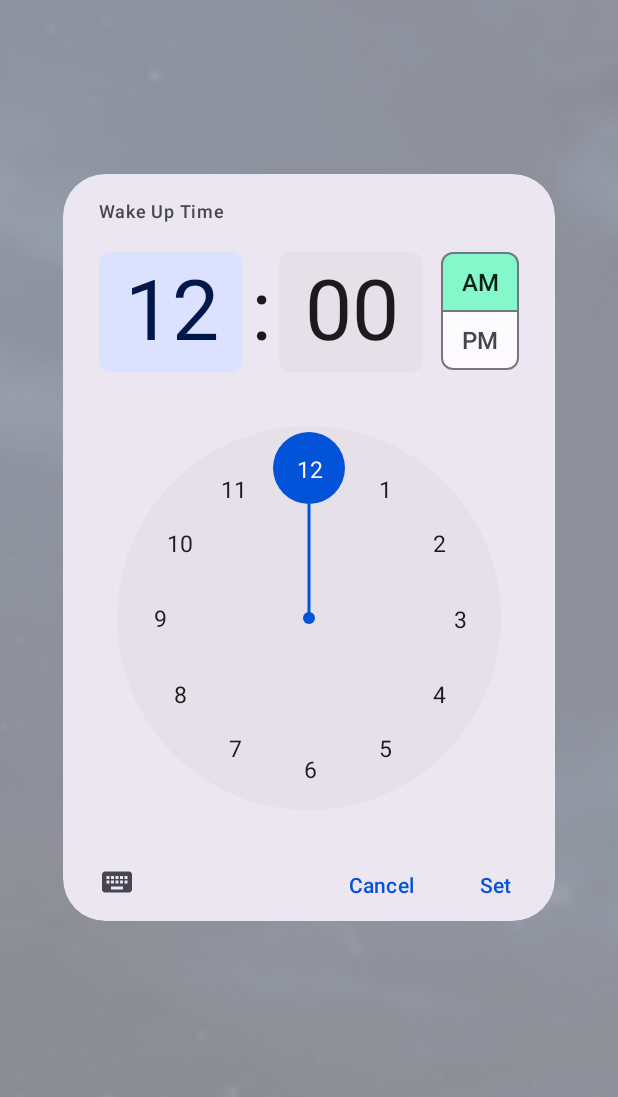
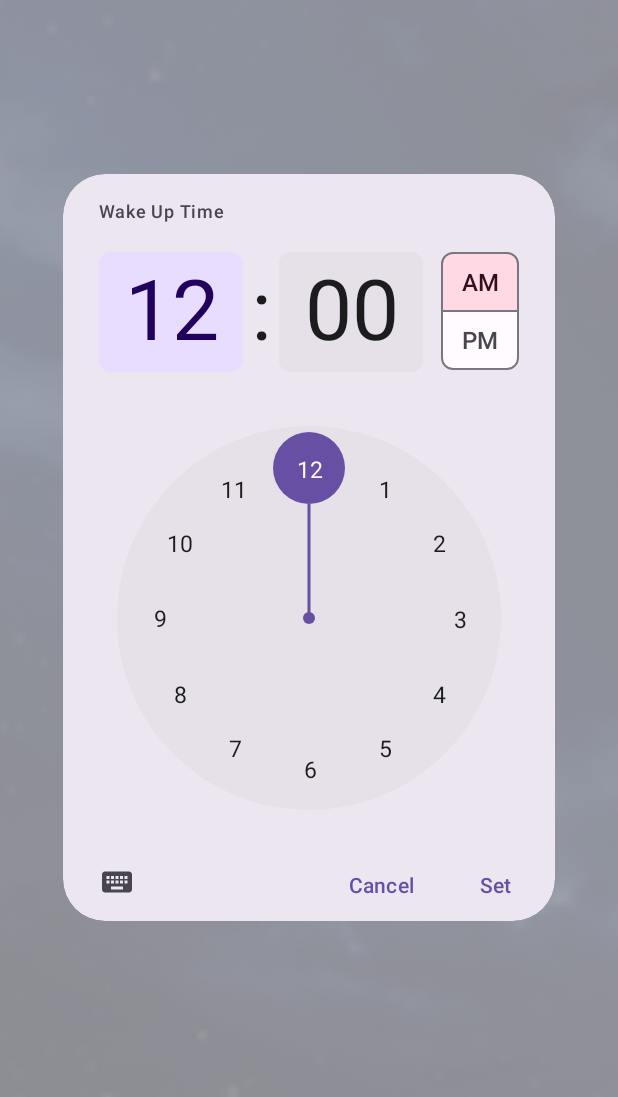
Before and after one commit to rsteinberg6/Sleep_Study_Project, an Android app: the screen it shows after launch (MainActivity), after a tap on "Select Wake Up Time", on a phone screen of 412 x 824 dp, the part 70-1167 px from its top. Run offline under Robolectric (Android 15) with nearby library versions, the phone set to English and light mode, and no system bars.

Commit message:
fixing mistakes  The time picker saves previous entered information  The calculator is correct and the recommendation is correct  added custom colors

```diff
--- a/app/src/main/java/com/example/sleepstudytermproject/activities/MainActivity.java
+++ b/app/src/main/java/com/example/sleepstudytermproject/activities/MainActivity.java
@@ -93,12 +93,14 @@ public class MainActivity extends AppCompatActivity {
     }
 
     public void calculateSleepDuration(View view) {
+        if (selectedAge.getText().length() > 0) {
             sleepStudy.setAge(Integer.parseInt(selectedAge.getText().toString()));
 
             String recommendation = sleepStudy.getCalcResult();
-
-        // Show Snackbar with result of sleep study
-        Snackbar.make(binding.getRoot(), recommendation, Snackbar.LENGTH_INDEFINITE).show();
+            Utils.showInfoDialog(MainActivity.this,"Your Recommendation", recommendation);
+        } else {
+            Snackbar.make(binding.getRoot(), "Please enter in age first.", Snackbar.LENGTH_LONG).show();
+        }
     }
 
 
@@ -109,21 +111,10 @@ public class MainActivity extends AppCompatActivity {
 
     private MaterialTimePicker createMaterialTimePicker(String title) {
         MaterialTimePicker.Builder builder = new MaterialTimePicker.Builder();
-        //adeenas job
-        //builder.setHour(23);
         //use title to  know which timepicker is being set
         int defaultHourValue = 0;
         int defaultMinuteValue = 0;
-        if ((sleepStudy.getBedTimeHour())!= defaultHourValue || sleepStudy.getBedTimeMinute()!= defaultMinuteValue) {
-            builder.setHour(sleepStudy.getBedTimeHour());
-            builder.setMinute(sleepStudy.getBedTimeMinute());
-        }
-
-        else {
-            builder.setHour(defaultHourValue);
-            builder.setMinute(defaultMinuteValue);
-
-        }
+        if (title.equals(WAKEUP_TITLE)) {
             if((sleepStudy.getWakeUpHour())!= defaultHourValue || sleepStudy.getWakeUpMinute() != defaultMinuteValue){
                 builder.setHour(sleepStudy.getWakeUpHour());
                 builder.setMinute((sleepStudy.getWakeUpMinute()));
@@ -132,12 +123,18 @@ public class MainActivity extends AppCompatActivity {
                 builder.setHour(defaultHourValue);
                 builder.setMinute(defaultMinuteValue);
             }
-        /*vif timealreadyset
-                then builder.setHour use existing time
-                also builder.setMinute
-                uses constants of wakeup and bedtime
 
-                */
+        } else if (title.equals(BEDTIME_TITLE)) {
+            if ((sleepStudy.getBedTimeHour())!= defaultHourValue || sleepStudy.getBedTimeMinute()!= defaultMinuteValue) {
+                builder.setHour(sleepStudy.getBedTimeHour());
+                builder.setMinute(sleepStudy.getBedTimeMinute());
+            }
+            else {
+                builder.setHour(defaultHourValue);
+                builder.setMinute(defaultMinuteValue);
+            }
+        }
+
         builder.setTimeFormat(TimeFormat.CLOCK_12H);
         builder.setPositiveButtonText("Set");
         builder.setTitleText(title);
@@ -160,4 +157,5 @@ public class MainActivity extends AppCompatActivity {
             sleepStudy.setBedTimeMinute(minute);
         }
     }
+
 }
--- a/app/src/main/java/com/example/sleepstudytermproject/models/SleepStudy.java
+++ b/app/src/main/java/com/example/sleepstudytermproject/models/SleepStudy.java
@@ -107,7 +107,6 @@ public String getCalcResult() {
         int sleepMinutes = bedtimeMinute - wakeUpMinute;
         if (sleepMinutes < 0) {
             sleepHours--;
-            sleepMinutes += 60;
         }
 
         return sleepHours;
--- a/app/src/main/res/values-night/colors.xml
+++ b/app/src/main/res/values-night/colors.xml
@@ -1,4 +1,5 @@
 <?xml version="1.0" encoding="utf-8"?>
 <resources>
+
     <color name="backgroundDefaultColor">#424242</color>
 </resources>
--- a/app/src/main/res/values/colors.xml
+++ b/app/src/main/res/values/colors.xml
@@ -1,65 +1,66 @@
 
 <resources>
     <color name="backgroundDefaultColor">#E6E6E6</color>
-    <color name="seed">#1266ff</color>
-    <color name="md_theme_light_primary">#0053D9</color>
+    <color name="seed">#6750A4</color>
+    <color name="md_theme_light_primary">#6750A4</color>
     <color name="md_theme_light_onPrimary">#FFFFFF</color>
-    <color name="md_theme_light_primaryContainer">#DBE1FF</color>
-    <color name="md_theme_light_onPrimaryContainer">#00174A</color>
-    <color name="md_theme_light_secondary">#006879</color>
+    <color name="md_theme_light_primaryContainer">#E9DDFF</color>
+    <color name="md_theme_light_onPrimaryContainer">#22005D</color>
+    <color name="md_theme_light_secondary">#625B71</color>
     <color name="md_theme_light_onSecondary">#FFFFFF</color>
-    <color name="md_theme_light_secondaryContainer">#A9EDFF</color>
-    <color name="md_theme_light_onSecondaryContainer">#001F26</color>
-    <color name="md_theme_light_tertiary">#006C50</color>
+    <color name="md_theme_light_secondaryContainer">#E8DEF8</color>
+    <color name="md_theme_light_onSecondaryContainer">#1E192B</color>
+    <color name="md_theme_light_tertiary">#7E5260</color>
     <color name="md_theme_light_onTertiary">#FFFFFF</color>
-    <color name="md_theme_light_tertiaryContainer">#85F8CB</color>
-    <color name="md_theme_light_onTertiaryContainer">#002116</color>
+    <color name="md_theme_light_tertiaryContainer">#FFD9E3</color>
+    <color name="md_theme_light_onTertiaryContainer">#31101D</color>
     <color name="md_theme_light_error">#BA1A1A</color>
     <color name="md_theme_light_errorContainer">#FFDAD6</color>
     <color name="md_theme_light_onError">#FFFFFF</color>
     <color name="md_theme_light_onErrorContainer">#410002</color>
-    <color name="md_theme_light_background">#FEFBFF</color>
-    <color name="md_theme_light_onBackground">#1B1B1F</color>
-    <color name="md_theme_light_surface">#FEFBFF</color>
-    <color name="md_theme_light_onSurface">#1B1B1F</color>
-    <color name="md_theme_light_surfaceVariant">#E2E2EC</color>
-    <color name="md_theme_light_onSurfaceVariant">#45464F</color>
-    <color name="md_theme_light_outline">#757680</color>
-    <color name="md_theme_light_inverseOnSurface">#F2F0F4</color>
-    <color name="md_theme_light_inverseSurface">#303034</color>
-    <color name="md_theme_light_inversePrimary">#B3C5FF</color>
+    <color name="md_theme_light_background">#FFFBFF</color>
+    <color name="md_theme_light_onBackground">#1C1B1E</color>
+    <color name="md_theme_light_surface">#FFFBFF</color>
+    <color name="md_theme_light_onSurface">#1C1B1E</color>
+    <color name="md_theme_light_surfaceVariant">#E7E0EB</color>
+    <color name="md_theme_light_onSurfaceVariant">#49454E</color>
+    <color name="md_theme_light_outline">#7A757F</color>
+    <color name="md_theme_light_inverseOnSurface">#F4EFF4</color>
+    <color name="md_theme_light_inverseSurface">#313033</color>
+    <color name="md_theme_light_inversePrimary">#CFBCFF</color>
     <color name="md_theme_light_shadow">#000000</color>
-    <color name="md_theme_light_surfaceTint">#0053D9</color>
-    <color name="md_theme_light_outlineVariant">#C5C6D0</color>
+    <color name="md_theme_light_surfaceTint">#6750A4</color>
+    <color name="md_theme_light_outlineVariant">#CAC4CF</color>
     <color name="md_theme_light_scrim">#000000</color>
-    <color name="md_theme_dark_primary">#B3C5FF</color>
-    <color name="md_theme_dark_onPrimary">#002A77</color>
-    <color name="md_theme_dark_primaryContainer">#003EA7</color>
-    <color name="md_theme_dark_onPrimaryContainer">#DBE1FF</color>
-    <color name="md_theme_dark_secondary">#47D7F5</color>
-    <color name="md_theme_dark_onSecondary">#003640</color>
-    <color name="md_theme_dark_secondaryContainer">#004E5C</color>
-    <color name="md_theme_dark_onSecondaryContainer">#A9EDFF</color>
-    <color name="md_theme_dark_tertiary">#67DBB0</color>
-    <color name="md_theme_dark_onTertiary">#003828</color>
-    <color name="md_theme_dark_tertiaryContainer">#00513B</color>
-    <color name="md_theme_dark_onTertiaryContainer">#85F8CB</color>
+    <color name="md_theme_dark_primary">#CFBCFF</color>
+    <color name="md_theme_dark_onPrimary">#381E72</color>
+    <color name="md_theme_dark_primaryContainer">#4F378A</color>
+    <color name="md_theme_dark_onPrimaryContainer">#E9DDFF</color>
+    <color name="md_theme_dark_secondary">#CBC2DB</color>
+    <color name="md_theme_dark_onSecondary">#332D41</color>
+    <color name="md_theme_dark_secondaryContainer">#4A4458</color>
+    <color name="md_theme_dark_onSecondaryContainer">#E8DEF8</color>
+    <color name="md_theme_dark_tertiary">#EFB8C8</color>
+    <color name="md_theme_dark_onTertiary">#4A2532</color>
+    <color name="md_theme_dark_tertiaryContainer">#633B48</color>
+    <color name="md_theme_dark_onTertiaryContainer">#FFD9E3</color>
     <color name="md_theme_dark_error">#FFB4AB</color>
     <color name="md_theme_dark_errorContainer">#93000A</color>
     <color name="md_theme_dark_onError">#690005</color>
     <color name="md_theme_dark_onErrorContainer">#FFDAD6</color>
-    <color name="md_theme_dark_background">#1B1B1F</color>
-    <color name="md_theme_dark_onBackground">#E4E2E6</color>
-    <color name="md_theme_dark_surface">#1B1B1F</color>
-    <color name="md_theme_dark_onSurface">#E4E2E6</color>
-    <color name="md_theme_dark_surfaceVariant">#45464F</color>
-    <color name="md_theme_dark_onSurfaceVariant">#C5C6D0</color>
-    <color name="md_theme_dark_outline">#8F909A</color>
-    <color name="md_theme_dark_inverseOnSurface">#1B1B1F</color>
-    <color name="md_theme_dark_inverseSurface">#E4E2E6</color>
-    <color name="md_theme_dark_inversePrimary">#0053D9</color>
+    <color name="md_theme_dark_background">#1C1B1E</color>
+    <color name="md_theme_dark_onBackground">#E6E1E6</color>
+    <color name="md_theme_dark_surface">#1C1B1E</color>
+    <color name="md_theme_dark_onSurface">#E6E1E6</color>
+    <color name="md_theme_dark_surfaceVariant">#49454E</color>
+    <color name="md_theme_dark_onSurfaceVariant">#CAC4CF</color>
+    <color name="md_theme_dark_outline">#948F99</color>
+    <color name="md_theme_dark_inverseOnSurface">#1C1B1E</color>
+    <color name="md_theme_dark_inverseSurface">#E6E1E6</color>
+    <color name="md_theme_dark_inversePrimary">#6750A4</color>
     <color name="md_theme_dark_shadow">#000000</color>
-    <color name="md_theme_dark_surfaceTint">#B3C5FF</color>
-    <color name="md_theme_dark_outlineVariant">#45464F</color>
+    <color name="md_theme_dark_surfaceTint">#CFBCFF</color>
+    <color name="md_theme_dark_outlineVariant">#49454E</color>
     <color name="md_theme_dark_scrim">#000000</color>
+
 </resources>
```
Lines whose indentation alone changed are shown as unchanged.
